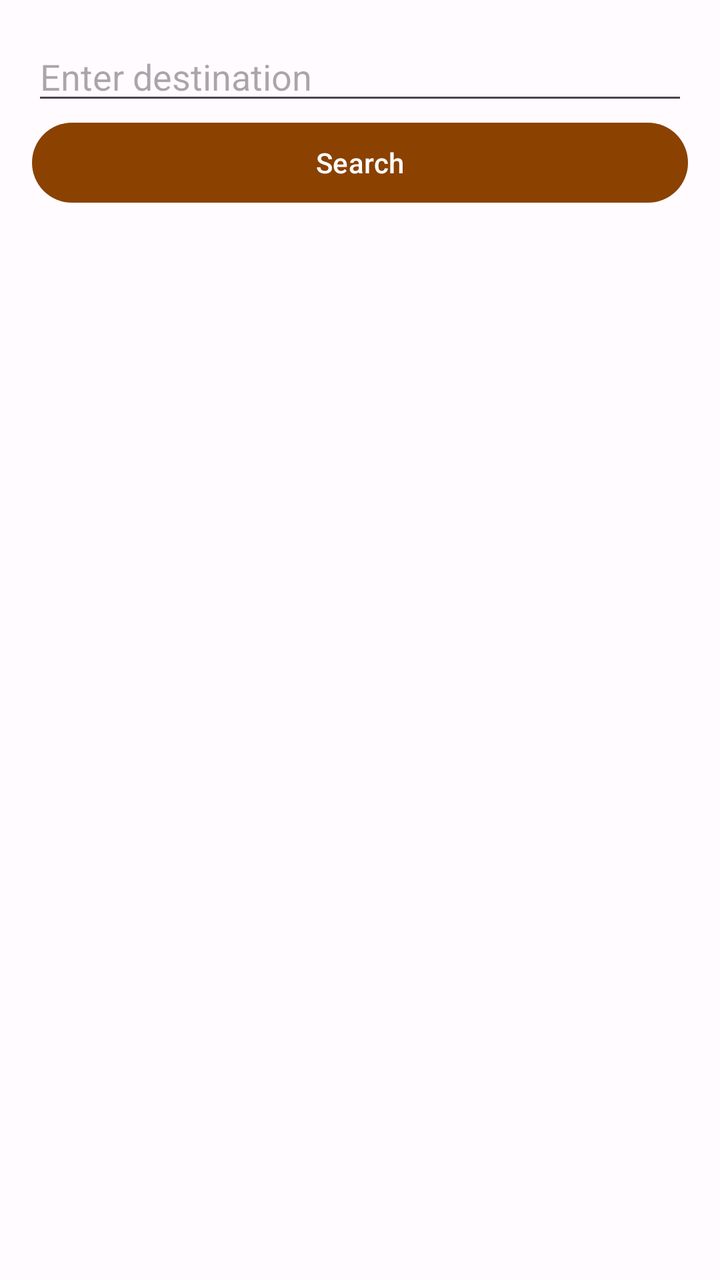
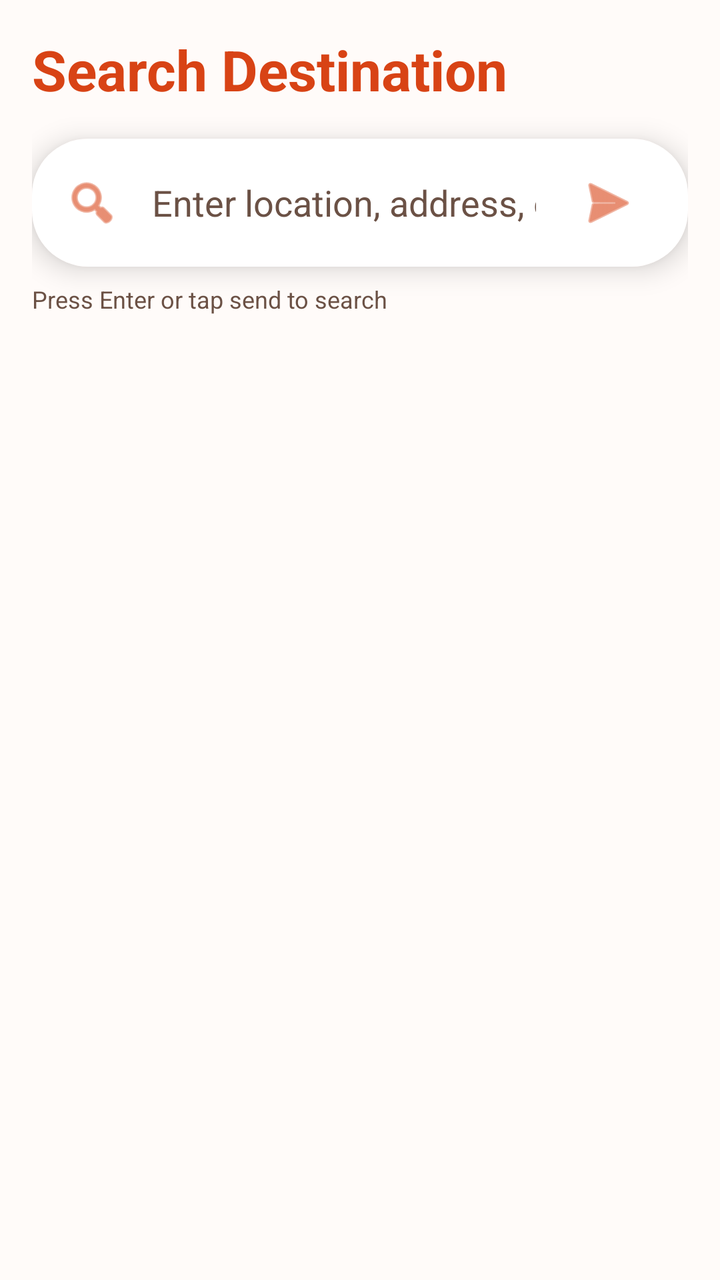

Before-and-after screenshots of an Android layout around one commit, followed by the original layout XML and the change that was made.
<!-- AndroidManifest.xml: application theme Theme.AUTOBAHN -->
<!-- res/layout/fragment_search.xml -->
<?xml version="1.0" encoding="utf-8"?>
<LinearLayout xmlns:android="http://schemas.android.com/apk/res/android"
    android:layout_width="match_parent"
    android:layout_height="match_parent"
    android:orientation="vertical"
    android:padding="16dp">

    <EditText
        android:id="@+id/edit_search"
        android:layout_width="match_parent"
        android:layout_height="wrap_content"
        android:hint="Enter destination"
        android:imeOptions="actionSearch"
        android:inputType="text"
        android:maxLines="1"
        android:singleLine="true" />

    <Button
        android:id="@+id/btn_do_search"
        android:layout_width="match_parent"
        android:layout_height="wrap_content"
        android:text="Search" />

    <androidx.recyclerview.widget.RecyclerView
        android:id="@+id/recycler_results"
        android:layout_width="match_parent"
        android:layout_height="0dp"
        android:layout_weight="1" />

</LinearLayout>
<!-- resources referenced by this layout -->
<resources>
  <style name="Theme.AUTOBAHN" parent="Base.Theme.AUTOBAHN" />
  <style name="Base.Theme.AUTOBAHN" parent="Theme.Material3.DayNight.NoActionBar">
          
          <item name="colorPrimary">@color/primary</item>
          <item name="colorOnPrimary">@color/onPrimary</item>
          <item name="colorPrimaryContainer">@color/primaryContainer</item>
          <item name="colorOnPrimaryContainer">@color/onPrimaryContainer</item>
  
          <item name="colorSecondary">@color/secondary</item>
          <item name="colorOnSecondary">@color/onSecondary</item>
          <item name="colorSecondaryContainer">@color/secondaryContainer</item>
          <item name="colorOnSecondaryContainer">@color/onSecondaryContainer</item>
  
          <item name="colorTertiary">@color/tertiary</item>
          <item name="colorOnTertiary">@color/onTertiary</item>
          <item name="colorTertiaryContainer">@color/tertiaryContainer</item>
          <item name="colorOnTertiaryContainer">@color/onTertiaryContainer</item>
  
          <item name="android:windowBackground">@color/background</item>
          <item name="colorSurface">@color/surface</item>
          <item name="colorOnSurface">@color/onSurface</item>
      </style>
  <color name="primary">#8B4100</color>
  <color name="onPrimary">#FFFFFF</color>
  <color name="primaryContainer">#FFDBC9</color>
  <color name="onPrimaryContainer">#2D1200</color>
  <color name="secondary">#755846</color>
  <color name="onSecondary">#FFFFFF</color>
  <color name="secondaryContainer">#FFDBC9</color>
  <color name="onSecondaryContainer">#2B1609</color>
  <color name="tertiary">#606134</color>
  <color name="onTertiary">#FFFFFF</color>
  <color name="tertiaryContainer">#E6E6AD</color>
  <color name="onTertiaryContainer">#1C1D00</color>
  <color name="background">#FFFBFF</color>
  <color name="surface">#FFFBFF</color>
  <color name="onSurface">#201A17</color>
</resources>

<!-- the commit's change to res/layout/fragment_search.xml (unified diff, before → after) -->
@@ -1,30 +1,143 @@
 <?xml version="1.0" encoding="utf-8"?>
-<LinearLayout xmlns:android="http://schemas.android.com/apk/res/android"
+<androidx.coordinatorlayout.widget.CoordinatorLayout xmlns:android="http://schemas.android.com/apk/res/android"
+    xmlns:app="http://schemas.android.com/apk/res-auto"
+    xmlns:tools="http://schemas.android.com/tools"
     android:layout_width="match_parent"
     android:layout_height="match_parent"
-    android:orientation="vertical"
-    android:padding="16dp">
+    android:background="@color/background">
 
-    <EditText
-        android:id="@+id/edit_search"
+    <com.google.android.material.appbar.AppBarLayout
         android:layout_width="match_parent"
         android:layout_height="wrap_content"
-        android:hint="Enter destination"
-        android:imeOptions="actionSearch"
-        android:inputType="text"
-        android:maxLines="1"
-        android:singleLine="true" />
+        android:background="@color/surface"
+        app:elevation="4dp">
 
-    <Button
-        android:id="@+id/btn_do_search"
+        <LinearLayout
+            android:layout_width="match_parent"
+            android:layout_height="wrap_content"
+            android:orientation="vertical"
+            android:padding="16dp">
+
+            
+            <TextView
+                android:layout_width="match_parent"
+                android:layout_height="wrap_content"
+                android:text="Search Destination"
+                android:textSize="28sp"
+                android:textStyle="bold"
+                android:textColor="@color/primary"
+                android:layout_marginBottom="16dp" />
+
+            
+            <com.google.android.material.card.MaterialCardView
+                android:layout_width="match_parent"
+                android:layout_height="wrap_content"
+                app:cardCornerRadius="28dp"
+                app:cardElevation="8dp"
+                app:strokeWidth="0dp">
+
+                <LinearLayout
+                    android:layout_width="match_parent"
+                    android:layout_height="64dp"
+                    android:gravity="center_vertical"
+                    android:orientation="horizontal"
+                    android:paddingHorizontal="16dp"
+                    android:background="@color/white">
+
+                    <ImageView
+                        android:layout_width="28dp"
+                        android:layout_height="28dp"
+                        android:src="@android:drawable/ic_menu_search"
+                        android:contentDescription="@string/search_destination"
+                        app:tint="@color/primary" />
+
+                    <EditText
+                        android:id="@+id/edit_search"
+                        android:layout_width="0dp"
+                        android:layout_height="match_parent"
+                        android:layout_weight="1"
+                        android:layout_marginStart="16dp"
+                        android:layout_marginEnd="12dp"
+                        android:background="@null"
+                        android:hint="Enter location, address, or place name"
+                        android:imeOptions="actionSearch"
+                        android:inputType="text"
+                        android:maxLines="1"
+                        android:singleLine="true"
+                        android:textSize="18sp"
+                        android:textColorHint="@color/secondary" />
+
+                    <ImageButton
+                        android:id="@+id/btn_do_search"
+                        android:layout_width="48dp"
+                        android:layout_height="48dp"
+                        android:background="?attr/selectableItemBackgroundBorderless"
+                        android:src="@android:drawable/ic_menu_send"
+                        android:contentDescription="@string/search_destination"
+                        app:tint="@color/primary" />
+                </LinearLayout>
+            </com.google.android.material.card.MaterialCardView>
+
+            
+            <TextView
+                android:layout_width="match_parent"
+                android:layout_height="wrap_content"
+                android:text="Press Enter or tap send to search"
+                android:textSize="12sp"
+                android:textColor="@color/secondary"
+                android:layout_marginTop="8dp" />
+        </LinearLayout>
+    </com.google.android.material.appbar.AppBarLayout>
+
+    
+    <FrameLayout
         android:layout_width="match_parent"
-        android:layout_height="wrap_content"
-        android:text="Search" />
+        android:layout_height="match_parent"
+        app:layout_behavior="@string/appbar_scrolling_view_behavior">
 
-    <androidx.recyclerview.widget.RecyclerView
-        android:id="@+id/recycler_results"
-        android:layout_width="match_parent"
-        android:layout_height="0dp"
-        android:layout_weight="1" />
+        <androidx.recyclerview.widget.RecyclerView
+            android:id="@+id/recycler_results"
+            android:layout_width="match_parent"
+            android:layout_height="match_parent"
+            android:paddingHorizontal="12dp"
+            android:paddingVertical="8dp"
+            android:clipToPadding="false"
+            tools:listitem="@android:layout/simple_list_item_2" />
 
-</LinearLayout>
+        
+        <LinearLayout
+            android:layout_width="match_parent"
+            android:layout_height="match_parent"
+            android:gravity="center"
+            android:orientation="vertical"
+            android:id="@+id/empty_state"
+            android:visibility="gone">
+
+            <ImageView
+                android:layout_width="96dp"
+                android:layout_height="96dp"
+                android:src="@android:drawable/ic_dialog_map"
+                android:contentDescription="@string/search_destination"
+                android:alpha="0.5"
+                app:tint="@color/secondary"
+                android:layout_marginBottom="16dp" />
+
+            <TextView
+                android:layout_width="wrap_content"
+                android:layout_height="wrap_content"
+                android:text="No results found"
+                android:textSize="20sp"
+                android:textStyle="bold"
+                android:textColor="@color/onSurface"
+                android:layout_marginBottom="8dp" />
+
+            <TextView
+                android:layout_width="wrap_content"
+                android:layout_height="wrap_content"
+                android:text="Try a different search term"
+                android:textSize="14sp"
+                android:textColor="@color/secondary" />
+        </LinearLayout>
+    </FrameLayout>
+
+</androidx.coordinatorlayout.widget.CoordinatorLayout>
<!-- resource entries referenced after the edit -->
@@ -22,20 +22,22 @@
           <item name="colorSurface">@color/surface</item>
           <item name="colorOnSurface">@color/onSurface</item>
       </style>
-  <color name="primary">#8B4100</color>
+  <color name="primary">#D84315</color>
   <color name="onPrimary">#FFFFFF</color>
-  <color name="primaryContainer">#FFDBC9</color>
-  <color name="onPrimaryContainer">#2D1200</color>
-  <color name="secondary">#755846</color>
+  <color name="primaryContainer">#FFDCC8</color>
+  <color name="onPrimaryContainer">#3E0905</color>
+  <color name="secondary">#6B5145</color>
   <color name="onSecondary">#FFFFFF</color>
-  <color name="secondaryContainer">#FFDBC9</color>
-  <color name="onSecondaryContainer">#2B1609</color>
-  <color name="tertiary">#606134</color>
+  <color name="secondaryContainer">#F5DDD0</color>
+  <color name="onSecondaryContainer">#251707</color>
+  <color name="tertiary">#806A34</color>
   <color name="onTertiary">#FFFFFF</color>
-  <color name="tertiaryContainer">#E6E6AD</color>
-  <color name="onTertiaryContainer">#1C1D00</color>
-  <color name="background">#FFFBFF</color>
-  <color name="surface">#FFFBFF</color>
-  <color name="onSurface">#201A17</color>
+  <color name="tertiaryContainer">#FFECC4</color>
+  <color name="onTertiaryContainer">#281900</color>
+  <color name="background">#FFFBF9</color>
+  <color name="surface">#FFFBF9</color>
+  <color name="white">#FFFFFFFF</color>
+  <string name="search_destination">Search Destination</string>
+  <color name="onSurface">#251A17</color>
 </resources>
 
